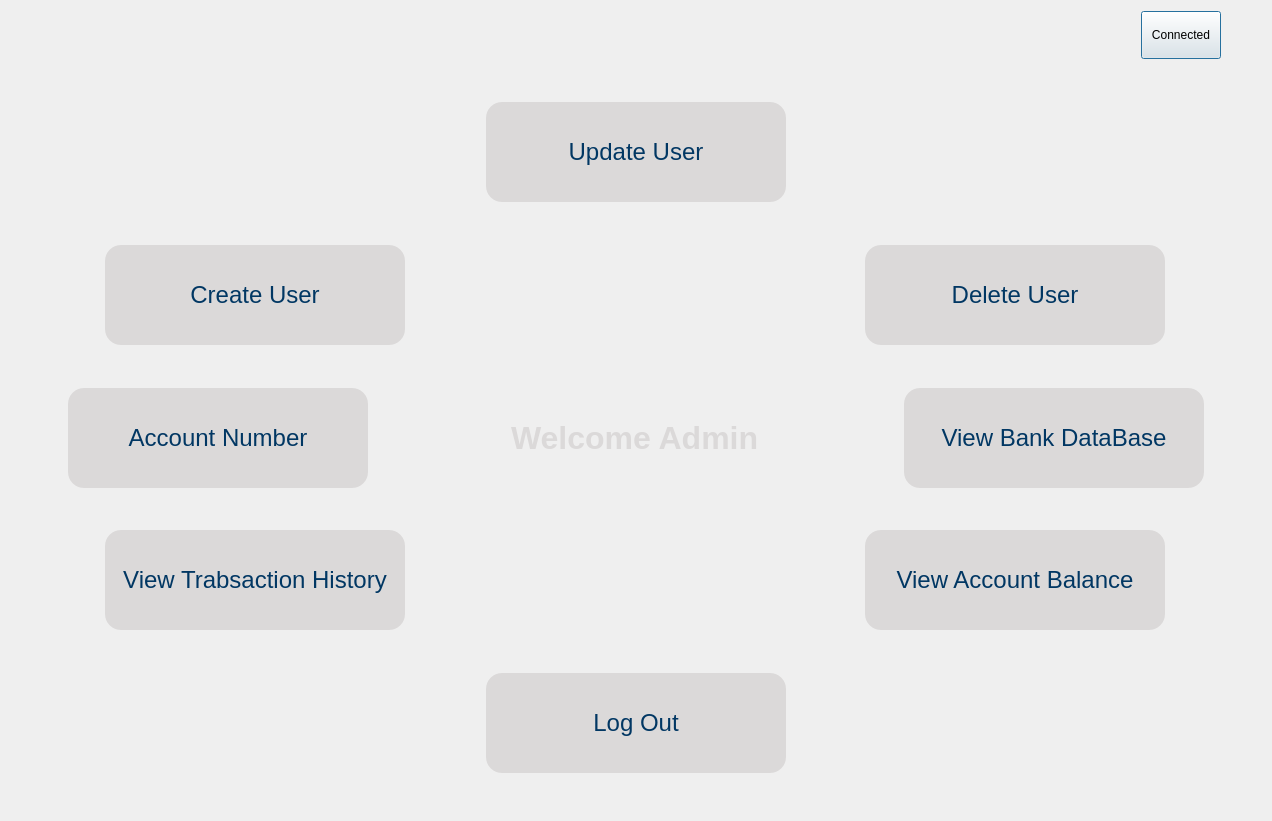
Old version of the form Client/admininterface.ui in the repository Safy98/Bank-System.
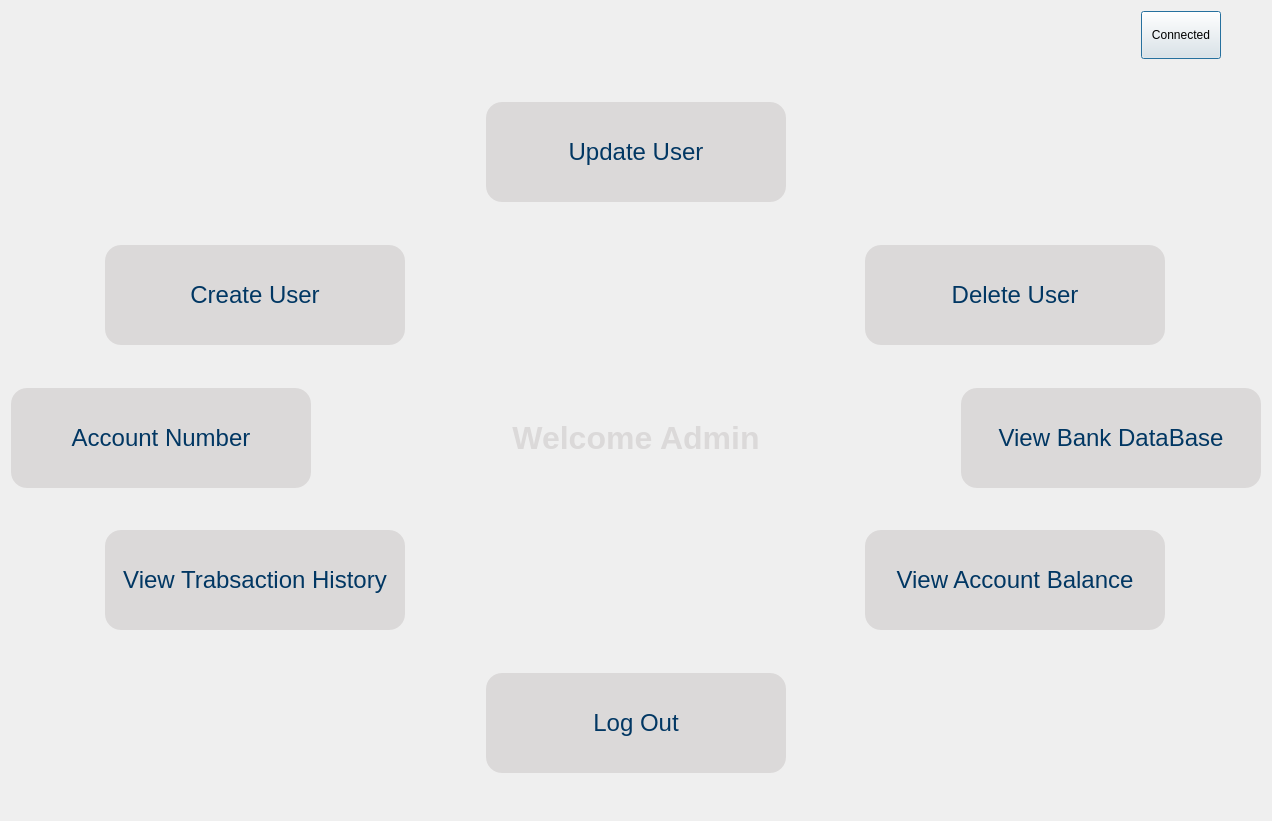
New version of the form.

Patch:
```diff
--- a/Client/admininterface.ui
+++ b/Client/admininterface.ui
@@ -290,22 +290,6 @@
    </item>
    <item>
     <layout class="QHBoxLayout" name="horizontalLayout_2">
-     <item>
-      <spacer name="horizontalSpacer_9">
-       <property name="orientation">
-        <enum>Qt::Horizontal</enum>
-       </property>
-       <property name="sizeType">
-        <enum>QSizePolicy::Preferred</enum>
-       </property>
-       <property name="sizeHint" stdset="0">
-        <size>
-         <width>40</width>
-         <height>20</height>
-        </size>
-       </property>
-      </spacer>
-     </item>
      <item>
       <widget class="QPushButton" name="pbGetAccountNum">
        <property name="maximumSize">
@@ -351,7 +335,7 @@
       <widget class="QLabel" name="label">
        <property name="maximumSize">
         <size>
-         <width>250</width>
+         <width>400</width>
          <height>16777215</height>
         </size>
        </property>
@@ -362,7 +346,8 @@
 color : #DBD9D9;
 font-size: 32px;
 font-weight:bold;
-width : 452px;
+min-width : 400px;
+max-width:400px;
 height: 39px;
 
 
@@ -374,6 +359,9 @@
        <property name="text">
         <string>Welcome Admin</string>
        </property>
+       <property name="alignment">
+        <set>Qt::AlignCenter</set>
+       </property>
       </widget>
      </item>
      <item>
@@ -418,22 +406,6 @@
        </property>
       </widget>
      </item>
-     <item>
-      <spacer name="horizontalSpacer_10">
-       <property name="orientation">
-        <enum>Qt::Horizontal</enum>
-       </property>
-       <property name="sizeType">
-        <enum>QSizePolicy::Preferred</enum>
-       </property>
-       <property name="sizeHint" stdset="0">
-        <size>
-         <width>40</width>
-         <height>20</height>
-        </size>
-       </property>
-      </spacer>
-     </item>
     </layout>
    </item>
    <item>
```
Left out of the diff: 2 changed lines with no effect on the pictures.
